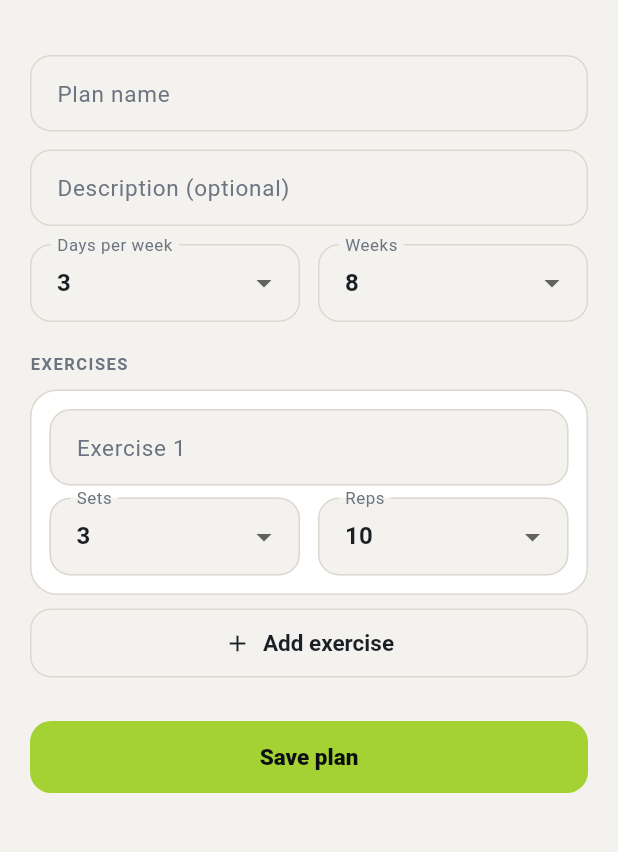
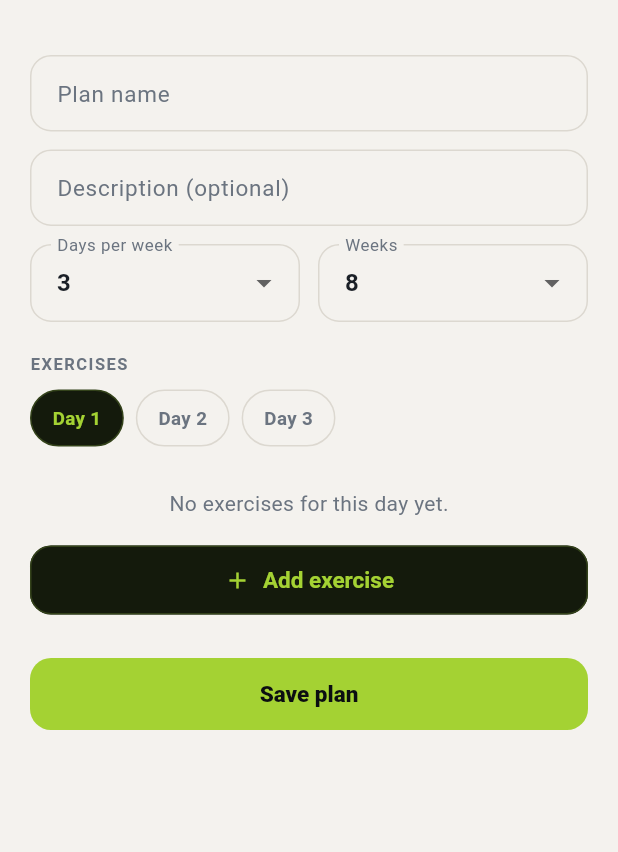
Before and after one commit to mscit-admin/ARETE_Enhance, a Flutter app: the CreatePlanScreen screen opened directly, on a phone screen of 412 x 824 dp, the part 59-911 px from its top. Run offline on Flutter 3.47's test engine with Material 3 defaults, Android fonts, the phone set to English and light mode, and no system bars; our stand-ins replace flutter_local_notifications, permission_handler, qr_flutter, shared_preferences; missing offline and left inert: mobile_scanner; accounts and stored records are empty; generated files the repository leaves out were written again; network calls fail.

Commit message:
Workouts Phase 1 (app · coach): library picker + multi-day plan builder
- LibraryExercise model + ExerciseLibraryController (GET /api/app/exercises)
  and a searchable, category-filterable exercise picker bottom sheet.
- PlanExercise gains exerciseId, day, weight, rest, notes, nameAr,
  muscleGroup (additive; toJson/fromJson stay backward compatible).
- Create Plan screen reworked into a multi-day builder: pick a day, add
  exercises from the catalogue, and set sets/reps/suggested weight/rest/
  notes per exercise; saving posts the richer payload the server now
  accepts. Assigning is unchanged.
- Register ExerciseLibraryController; add builder/library strings
  (en/ar/fr, 384 keys, parity verified).

Trainee today-view + performance logging come next.

Co-Authored-By: Claude Opus 4.8 <noreply@anthropic.com>
Claude-Session: https://claude.ai/code/session_01Lrs4BeZJ8ESgW3u4Dx3sih

```diff
--- /dev/null
+++ b/lib/data/models/library_exercise.dart
@@ -0,0 +1,44 @@
+/// An exercise from the shared catalogue (GET /api/app/exercises).
+class LibraryExercise {
+  const LibraryExercise({
+    required this.id,
+    required this.name,
+    this.nameAr = '',
+    this.muscleGroup = '',
+    this.category = '',
+    this.level = '',
+    this.equipment = '',
+    this.targetMuscles = const [],
+    this.videoUrl = '',
+    this.imageUrl = '',
+  });
+
+  final String id;
+  final String name;
+  final String nameAr;
+  final String muscleGroup;
+  final String category; // 'gym' | 'calisthenics'
+  final String level;
+  final String equipment;
+  final List<String> targetMuscles;
+  final String videoUrl;
+  final String imageUrl;
+
+  /// Best display name for the given text direction.
+  String label(bool arabic) => (arabic && nameAr.isNotEmpty) ? nameAr : name;
+
+  factory LibraryExercise.fromJson(Map<String, dynamic> j) => LibraryExercise(
+        id: j['id'] as String,
+        name: j['name'] as String? ?? '',
+        nameAr: j['nameAr'] as String? ?? '',
+        muscleGroup: j['muscleGroup'] as String? ?? '',
+        category: j['category'] as String? ?? '',
+        level: j['level'] as String? ?? '',
+        equipment: j['equipment'] as String? ?? '',
+        targetMuscles:
+            (j['targetMuscles'] as List?)?.map((e) => e.toString()).toList() ??
+                const [],
+        videoUrl: j['videoUrl'] as String? ?? '',
+        imageUrl: j['imageUrl'] as String? ?? '',
+      );
+}
--- a/lib/data/models/trainer_plan.dart
+++ b/lib/data/models/trainer_plan.dart
@@ -1,18 +1,57 @@
-/// One exercise line inside a trainer-authored plan.
+/// One exercise line inside a trainer-authored plan. Carries the coaching
+/// parameters (sets/reps/suggested weight/rest/notes) and the day it belongs
+/// to. Extra fields are additive so older payloads still parse.
 class PlanExercise {
-  const PlanExercise({required this.name, this.sets = 3, this.reps = 10});
+  const PlanExercise({
+    required this.name,
+    this.exerciseId,
+    this.nameAr = '',
+    this.muscleGroup = '',
+    this.day = 0,
+    this.sets = 3,
+    this.reps = 10,
+    this.weight,
+    this.rest,
+    this.notes = '',
+  });
 
   final String name;
+  final String? exerciseId;
+  final String nameAr;
+  final String muscleGroup;
+  final int day;
   final int sets;
   final int reps;
+  final double? weight;
+  final int? rest;
+  final String notes;
+
+  /// Best display name for the given text direction.
+  String label(bool arabic) => (arabic && nameAr.isNotEmpty) ? nameAr : name;
 
   factory PlanExercise.fromJson(Map<String, dynamic> j) => PlanExercise(
         name: j['name'] as String? ?? '',
+        exerciseId: j['exerciseId'] as String?,
+        nameAr: j['nameAr'] as String? ?? '',
+        muscleGroup: j['muscleGroup'] as String? ?? '',
+        day: (j['day'] as num?)?.toInt() ?? 0,
         sets: (j['sets'] as num?)?.toInt() ?? 3,
         reps: (j['reps'] as num?)?.toInt() ?? 10,
+        weight: (j['weight'] as num?)?.toDouble(),
+        rest: (j['rest'] as num?)?.toInt(),
+        notes: j['notes'] as String? ?? '',
       );
 
-  Map<String, dynamic> toJson() => {'name': name, 'sets': sets, 'reps': reps};
+  Map<String, dynamic> toJson() => {
+        'name': name,
+        if (exerciseId != null) 'exerciseId': exerciseId,
+        'day': day,
+        'sets': sets,
+        'reps': reps,
+        if (weight != null) 'weight': weight,
+        if (rest != null) 'rest': rest,
+        if (notes.isNotEmpty) 'notes': notes,
+      };
 }
 
 /// A workout plan a trainer builds and assigns to clients. Used both as a
--- a/lib/features/trainer/create_plan_screen.dart
+++ b/lib/features/trainer/create_plan_screen.dart
@@ -1,4 +1,5 @@
 import 'package:flutter/material.dart';
+import 'package:flutter/services.dart';
 import 'package:provider/provider.dart';
 
 import '../../core/theme/app_colors.dart';
@@ -9,17 +10,49 @@ import '../../l10n/app_localizations.dart';
 import '../../shared/widgets/app_card.dart';
 import '../../shared/widgets/section_label.dart';
 import '../../state/plans_controller.dart';
+import 'exercise_picker.dart';
 
-/// A draft exercise row backed by editable controllers.
-class _ExerciseDraft {
-  _ExerciseDraft()
-      : name = TextEditingController(),
-        sets = 3,
-        reps = 10;
-  final TextEditingController name;
-  int sets;
-  int reps;
-  void dispose() => name.dispose();
+/// A draft exercise on a specific day, backed by editable controllers.
+class _ExDraft {
+  _ExDraft({
+    required this.day,
+    this.exerciseId,
+    required this.name,
+    this.nameAr = '',
+    this.muscleGroup = '',
+  })  : weight = TextEditingController(),
+        notes = TextEditingController();
+
+  int day;
+  final String? exerciseId;
+  final String name;
+  final String nameAr;
+  final String muscleGroup;
+  int sets = 3;
+  int reps = 10;
+  int rest = 60;
+  final TextEditingController weight;
+  final TextEditingController notes;
+
+  String label(bool arabic) => (arabic && nameAr.isNotEmpty) ? nameAr : name;
+
+  PlanExercise toModel() => PlanExercise(
+        name: name,
+        exerciseId: exerciseId,
+        nameAr: nameAr,
+        muscleGroup: muscleGroup,
+        day: day,
+        sets: sets,
+        reps: reps,
+        weight: double.tryParse(weight.text.trim().replaceAll(',', '.')),
+        rest: rest,
+        notes: notes.text.trim(),
+      );
+
+  void dispose() {
+    weight.dispose();
+    notes.dispose();
+  }
 }
 
 class CreatePlanScreen extends StatefulWidget {
@@ -35,26 +68,38 @@ class _CreatePlanScreenState extends State<CreatePlanScreen> {
   final _description = TextEditingController();
   int _daysPerWeek = 3;
   int _weeks = 8;
-  final List<_ExerciseDraft> _exercises = [_ExerciseDraft()];
+  int _selectedDay = 0;
+  final List<_ExDraft> _drafts = [];
   bool _saving = false;
 
   @override
   void dispose() {
     _name.dispose();
     _description.dispose();
-    for (final e in _exercises) {
-      e.dispose();
+    for (final d in _drafts) {
+      d.dispose();
     }
     super.dispose();
+  }
+
+  Future<void> _addExercise() async {
+    final ex = await showExercisePicker(context);
+    if (ex == null || !mounted) return;
+    setState(() => _drafts.add(_ExDraft(
+          day: _selectedDay,
+          exerciseId: ex.id,
+          name: ex.name,
+          nameAr: ex.nameAr,
+          muscleGroup: ex.muscleGroup,
+        )));
   }
 
   Future<void> _save() async {
     final l = AppLocalizations.of(context);
     if (!_formKey.currentState!.validate()) return;
     final exercises = [
-      for (final e in _exercises)
-        if (e.name.text.trim().isNotEmpty)
-          PlanExercise(name: e.name.text.trim(), sets: e.sets, reps: e.reps),
+      for (final d in _drafts)
+        if (d.day < _daysPerWeek) d.toModel(),
     ];
     if (exercises.isEmpty) {
       ScaffoldMessenger.of(context)
@@ -72,8 +117,7 @@ class _CreatePlanScreenState extends State<CreatePlanScreen> {
     if (!mounted) return;
     setState(() => _saving = false);
     if (err != null) {
-      ScaffoldMessenger.of(context)
-          .showSnackBar(SnackBar(content: Text(err)));
+      ScaffoldMessenger.of(context).showSnackBar(SnackBar(content: Text(err)));
       return;
     }
     Navigator.of(context).pop();
@@ -82,6 +126,9 @@ class _CreatePlanScreenState extends State<CreatePlanScreen> {
   @override
   Widget build(BuildContext context) {
     final l = AppLocalizations.of(context);
+    final p = context.palette;
+    final ar = Directionality.of(context) == TextDirection.rtl;
+    final dayDrafts = _drafts.where((d) => d.day == _selectedDay).toList();
 
     return Scaffold(
       appBar: AppBar(title: Text(l.createPlanTitle)),
@@ -112,7 +159,10 @@ class _CreatePlanScreenState extends State<CreatePlanScreen> {
                     label: l.planDaysLabel,
                     value: _daysPerWeek,
                     options: const [2, 3, 4, 5, 6],
-                    onChanged: (v) => setState(() => _daysPerWeek = v),
+                    onChanged: (v) => setState(() {
+                      _daysPerWeek = v;
+                      if (_selectedDay >= v) _selectedDay = v - 1;
+                    }),
                   ),
                 ),
                 const SizedBox(width: AppSpacing.md),
@@ -127,22 +177,78 @@ class _CreatePlanScreenState extends State<CreatePlanScreen> {
               ],
             ),
             const SizedBox(height: AppSpacing.xl),
+
+            // ---- Day selector ----
             SectionLabel(l.planExercisesSection),
             const SizedBox(height: AppSpacing.sm),
-            for (var i = 0; i < _exercises.length; i++) ...[
-              _ExerciseRow(
-                draft: _exercises[i],
-                index: i + 1,
-                canRemove: _exercises.length > 1,
+            SizedBox(
+              height: 38,
+              child: ListView.separated(
+                scrollDirection: Axis.horizontal,
+                itemCount: _daysPerWeek,
+                separatorBuilder: (_, __) => const SizedBox(width: 8),
+                itemBuilder: (_, i) {
+                  final count = _drafts.where((d) => d.day == i).length;
+                  final selected = i == _selectedDay;
+                  return InkWell(
+                    borderRadius: BorderRadius.circular(999),
+                    onTap: () => setState(() => _selectedDay = i),
+                    child: Container(
+                      padding: const EdgeInsets.symmetric(horizontal: 14),
+                      alignment: Alignment.center,
+                      decoration: BoxDecoration(
+                        color: selected ? AppColors.limeTintBg : p.surfaceAlt,
+                        borderRadius: BorderRadius.circular(999),
+                        border: Border.all(
+                            color: selected
+                                ? AppColors.limeTintBorder
+                                : p.line),
+                      ),
+                      child: Text(
+                        count > 0 ? '${l.planDay(i + 1)} · $count' : l.planDay(i + 1),
+                        style: TextStyle(
+                          fontSize: 12.5,
+                          fontWeight: FontWeight.w700,
+                          color: selected ? AppColors.accent : p.muted,
+                        ),
+                      ),
+                    ),
+                  );
+                },
+              ),
+            ),
+            const SizedBox(height: AppSpacing.md),
+
+            if (dayDrafts.isEmpty)
+              Padding(
+                padding: const EdgeInsets.symmetric(vertical: AppSpacing.lg),
+                child: Center(
+                  child: Text(l.planDayEmpty,
+                      style: context.textStyles.bodyMedium
+                          ?.copyWith(color: p.muted)),
+                ),
+              )
+            else
+              for (final d in dayDrafts) ...[
+                _DraftCard(
+                  draft: d,
+                  arabic: ar,
                   onRemove: () => setState(() {
-                  _exercises.removeAt(i).dispose();
+                    _drafts.remove(d);
+                    d.dispose();
                   }),
                   onChanged: () => setState(() {}),
                 ),
                 const SizedBox(height: AppSpacing.sm),
               ],
+
             OutlinedButton.icon(
-              onPressed: () => setState(() => _exercises.add(_ExerciseDraft())),
+              onPressed: _addExercise,
+              style: OutlinedButton.styleFrom(
+                foregroundColor: AppColors.accent,
+                side: const BorderSide(color: AppColors.limeTintBorder),
+                backgroundColor: AppColors.limeTintBg,
+              ),
               icon: const Icon(Icons.add, size: 18),
               label: Text(l.planAddExercise),
             ),
@@ -164,39 +270,44 @@ class _CreatePlanScreenState extends State<CreatePlanScreen> {
   }
 }
 
-class _ExerciseRow extends StatelessWidget {
-  const _ExerciseRow({
+class _DraftCard extends StatelessWidget {
+  const _DraftCard({
     required this.draft,
-    required this.index,
-    required this.canRemove,
+    required this.arabic,
     required this.onRemove,
     required this.onChanged,
   });
-  final _ExerciseDraft draft;
-  final int index;
-  final bool canRemove;
+  final _ExDraft draft;
+  final bool arabic;
   final VoidCallback onRemove;
   final VoidCallback onChanged;
 
   @override
   Widget build(BuildContext context) {
     final l = AppLocalizations.of(context);
+    final p = context.palette;
     return AppCard(
       padding: const EdgeInsets.all(AppSpacing.md),
       child: Column(
+        crossAxisAlignment: CrossAxisAlignment.start,
         children: [
           Row(
             children: [
               Expanded(
-                child: TextField(
-                  controller: draft.name,
-                  textCapitalization: TextCapitalization.words,
-                  decoration: InputDecoration(
-                      labelText: '${l.exerciseNameLabel} $index', isDense: true),
+                child: Column(
+                  crossAxisAlignment: CrossAxisAlignment.start,
+                  children: [
+                    Text(draft.label(arabic),
+                        style: context.textStyles.titleMedium),
+                    if (draft.muscleGroup.isNotEmpty)
+                      Text(draft.muscleGroup,
+                          style: context.textStyles.bodySmall
+                              ?.copyWith(color: p.muted)),
+                  ],
                 ),
               ),
-              if (canRemove)
               IconButton(
+                visualDensity: VisualDensity.compact,
                 onPressed: onRemove,
                 icon: const Icon(Icons.close, color: AppColors.danger),
               ),
@@ -216,7 +327,7 @@ class _ExerciseRow extends StatelessWidget {
                   },
                 ),
               ),
-              const SizedBox(width: AppSpacing.md),
+              const SizedBox(width: AppSpacing.sm),
               Expanded(
                 child: _NumberDropdown(
                   label: l.exerciseRepsLabel,
@@ -229,6 +340,43 @@ class _ExerciseRow extends StatelessWidget {
                 ),
               ),
             ],
+          ),
+          const SizedBox(height: AppSpacing.sm),
+          Row(
+            children: [
+              Expanded(
+                child: TextField(
+                  controller: draft.weight,
+                  keyboardType:
+                      const TextInputType.numberWithOptions(decimal: true),
+                  inputFormatters: [
+                    FilteringTextInputFormatter.allow(RegExp(r'[0-9.,]')),
+                  ],
+                  decoration: InputDecoration(
+                      labelText: l.exerciseWeightLabel, isDense: true),
+                ),
+              ),
+              const SizedBox(width: AppSpacing.sm),
+              Expanded(
+                child: _NumberDropdown(
+                  label: l.exerciseRestLabel,
+                  value: draft.rest,
+                  options: const [30, 45, 60, 90, 120],
+                  onChanged: (v) {
+                    draft.rest = v;
+                    onChanged();
+                  },
+                ),
+              ),
+            ],
+          ),
+          const SizedBox(height: AppSpacing.sm),
+          TextField(
+            controller: draft.notes,
+            minLines: 1,
+            maxLines: 2,
+            decoration: InputDecoration(
+                labelText: l.exerciseNotesLabel, isDense: true),
           ),
         ],
       ),
@@ -255,8 +403,7 @@ class _NumberDropdown extends StatelessWidget {
       value: value,
       decoration: InputDecoration(labelText: label, isDense: true),
       items: [
-        for (final n in items)
-          DropdownMenuItem(value: n, child: Text('$n')),
+        for (final n in items) DropdownMenuItem(value: n, child: Text('$n')),
       ],
       onChanged: (v) => v == null ? null : onChanged(v),
     );
--- a/lib/l10n/app_en.arb
+++ b/lib/l10n/app_en.arb
@@ -448,5 +448,17 @@
   "tourActivityTitle": "Today's activity",
   "tourActivityBody": "Your move, steps and water for today, each with its own progress bar.",
   "tourWorkoutTitle": "Today's workout",
-  "tourWorkoutBody": "Your session for today — tap the play button to start it."
+  "tourWorkoutBody": "Your session for today — tap the play button to start it.",
+  "planDay": "Day {n}",
+  "@planDay": { "placeholders": { "n": { "type": "int" } } },
+  "planDayEmpty": "No exercises for this day yet.",
+  "exerciseWeightLabel": "Weight (kg)",
+  "exerciseRestLabel": "Rest (s)",
+  "exerciseNotesLabel": "Notes (optional)",
+  "libTitle": "Exercise library",
+  "libSearch": "Search exercises…",
+  "libAll": "All",
+  "libGym": "Gym",
+  "libCalisthenics": "Calisthenics",
+  "libEmpty": "No exercises found"
 }
--- a/lib/main.dart
+++ b/lib/main.dart
@@ -13,6 +13,7 @@ import 'state/assessment_controller.dart';
 import 'state/auth_controller.dart';
 import 'state/coach_controller.dart';
 import 'state/connect_controller.dart';
+import 'state/exercise_library_controller.dart';
 import 'state/help_controller.dart';
 import 'state/hydration_controller.dart';
 import 'state/locale_controller.dart';
@@ -94,6 +95,9 @@ void main() {
         ChangeNotifierProvider(
           create: (_) => PlansController(apiClient),
         ),
+        ChangeNotifierProvider(
+          create: (_) => ExerciseLibraryController(apiClient),
+        ),
         ChangeNotifierProvider.value(value: myPlanController),
         ChangeNotifierProvider(
           create: (_) => MessagingController(apiClient),
```
Also changed, not shown: lib/features/trainer/exercise_picker.dart (added, +205 -0 lines), lib/l10n/app_ar.arb (+13 -1 lines), lib/l10n/app_fr.arb (+13 -1 lines), lib/state/exercise_library_controller.dart (added, +43 -0 lines). Lines whose indentation alone changed are shown as unchanged.
